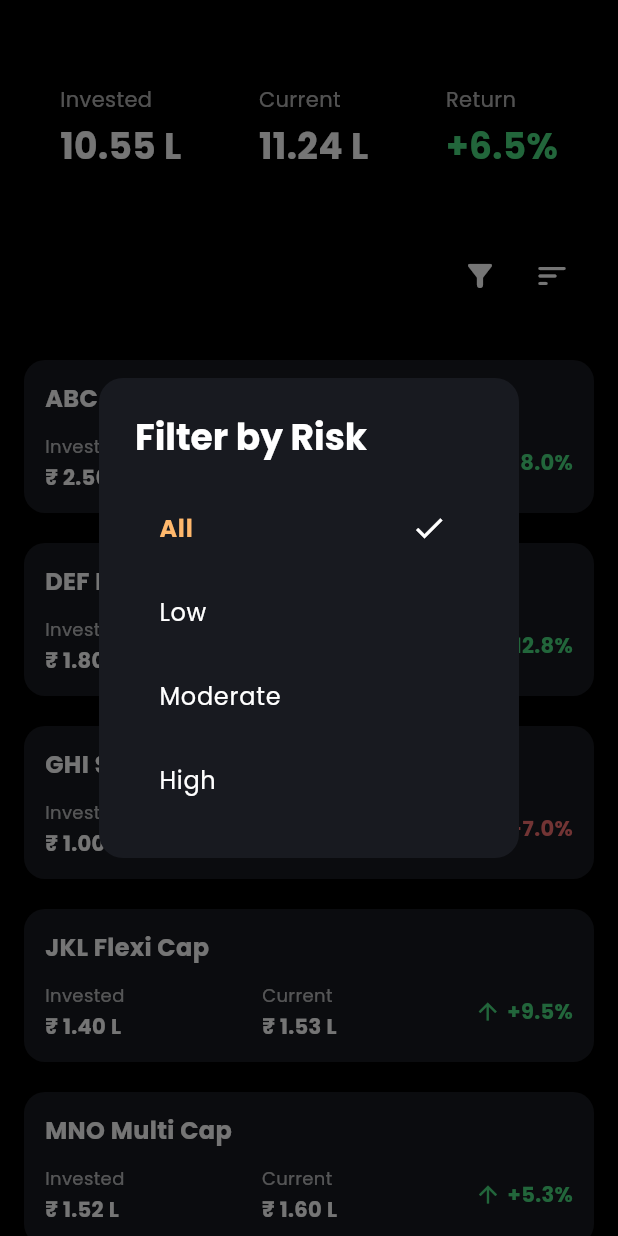
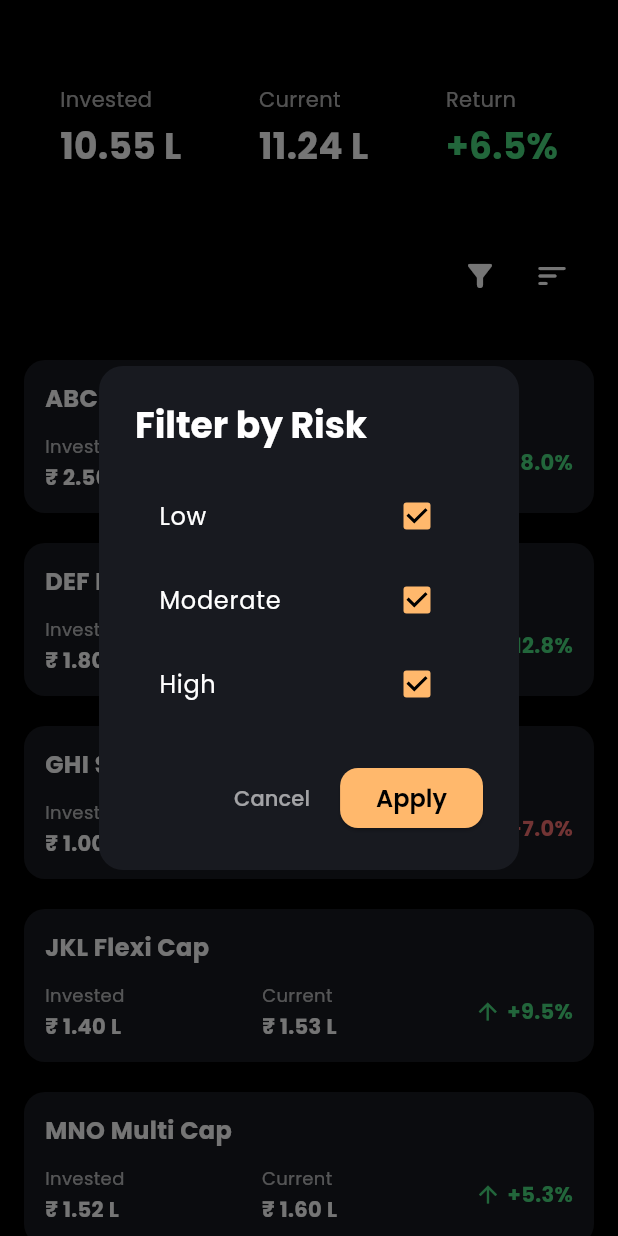
Before and after one commit to ImRMSarangi/epf, a Flutter app: the screen it shows after launch, after a tap on the "filter alt" icon, on a phone screen of 412 x 824 dp. Run offline on Flutter 3.47's test engine with Material 3 defaults, Android fonts, the light colour scheme and no system bars; our stand-ins replace google_fonts.

Commit message:
Added a clear all option to the sort and filter options

```diff
--- a/lib/screens/dashboard_screen.dart
+++ b/lib/screens/dashboard_screen.dart
@@ -20,20 +20,19 @@ class _DashboardScreenState extends State<DashboardScreen> {
   late DashboardData dashboardData;
   late List<Fund> displayedFunds;
 
-  String selectedRisk = 'All';
+  final List<String> riskOptions = ['Low', 'Moderate', 'High'];
+  final List<String> sortOptions = ['Return (High→Low)', 'Return (Low→High)', 'Name (A→Z)'];
+  List<String> selectedRisk = [];
   String selectedSort = 'Return (High→Low)';
-
-  // Filter and sort options
-  final riskOptions = ['All', 'Low', 'Moderate', 'High'];
-  final sortOptions = ['Return (High→Low)', 'Return (Low→High)', 'Name (A→Z)'];
 
   @override
   void initState() {
     super.initState();
+    // Select all risks by default
+    selectedRisk = List<String>.from(riskOptions);
     loadData();
   }
 
-  /// Fetch data on initialization
   Future<void> loadData() async {
     final data = await _fundService.fetchDashboardData();
     setState(() {
@@ -47,12 +46,12 @@ class _DashboardScreenState extends State<DashboardScreen> {
   void applyFiltersAndSort() {
     List<Fund> funds = List.from(dashboardData.funds);
 
-    // Filter by risk
-    if (selectedRisk != 'All') {
-      funds = funds.where((f) => f.risk.toLowerCase() == selectedRisk.toLowerCase()).toList();
+    // Multi-select filter by risk
+    if (selectedRisk.length != riskOptions.length) {
+      funds = funds.where((f) => selectedRisk.contains(f.risk)).toList();
     }
 
-    // Sort based on selected criteria
+    // Sorting logic
     if (selectedSort == 'Return (High→Low)') {
       funds.sort((a, b) => _parseReturn(b.returnRate).compareTo(_parseReturn(a.returnRate)));
     } else if (selectedSort == 'Return (Low→High)') {
@@ -70,48 +69,70 @@ class _DashboardScreenState extends State<DashboardScreen> {
     return double.tryParse(returnStr.replaceAll('+', '').replaceAll('%', '')) ?? 0.0;
   }
 
-  /// Build the filter/sort bar
-  Widget _buildFilterSortBar() {
-    return Padding(
-      padding: const EdgeInsets.symmetric(horizontal: 4, vertical: 6),
-      child: Row(
-        mainAxisAlignment: MainAxisAlignment.end,
-        children: [
-          Tooltip(
-            message: 'Filter by Risk',
-            child: IconButton(
-              icon: const Icon(Icons.filter_alt_rounded, color: Colors.white),
-              onPressed: () => _showSelectionDialog(
-                title: 'Filter by Risk',
-                options: riskOptions,
-                currentValue: selectedRisk,
-                onSelected: (val) {
-                  setState(() { selectedRisk = val; });
-                  applyFiltersAndSort();
-                },
+  /// Show multi-select dialog for filtering risk, using StatefulBuilder for correct selection
+  void _showMultiSelectDialog() {
+    List<String> tempSelectedRisks = List<String>.from(selectedRisk);
+
+    showDialog(
+      context: context,
+      builder: (context) {
+        return StatefulBuilder(
+          builder: (context, setStateDialog) {
+            return AlertDialog(
+              backgroundColor: AppTheme.cardGrey,
+              shape: RoundedRectangleBorder(borderRadius: BorderRadius.circular(16)),
+              title: const Text('Filter by Risk', style: TextStyle(color: Colors.white, fontWeight: FontWeight.bold)),
+              content: SingleChildScrollView(
+                child: Column(
+                  mainAxisSize: MainAxisSize.min,
+                  children: riskOptions.map((risk) {
+                    final isSelected = tempSelectedRisks.contains(risk);
+                    return CheckboxListTile(
+                      title: Text(risk, style: const TextStyle(color: Colors.white)),
+                      value: isSelected,
+                      activeColor: AppTheme.accentOrange,
+                      checkColor: Colors.black,
+                      onChanged: (checked) {
+                        setStateDialog(() {
+                          if (checked == true) {
+                            tempSelectedRisks.add(risk);
+                          } else {
+                            tempSelectedRisks.remove(risk);
+                          }
+                        });
+                      },
+                    );
+                  }).toList(),
+                ),
               ),
-            ),
-          ),
-          Tooltip(
-            message: 'Sort',
-            child: IconButton(
-              icon: const Icon(Icons.sort_rounded, color: Colors.white),
-              onPressed: () => _showSelectionDialog(
-                title: 'Sort by',
-                options: sortOptions,
-                currentValue: selectedSort,
-                onSelected: (val) {
-                  setState(() { selectedSort = val; });
-                  applyFiltersAndSort();
-                },
-              ),
-            ),
-          ),
-        ],
-      ),
+              actions: [
+                TextButton(
+                  child: const Text('Cancel', style: TextStyle(color: Colors.white60)),
+                  onPressed: () => Navigator.of(context).pop(),
+                ),
+                ElevatedButton(
+                  style: ElevatedButton.styleFrom(
+                      backgroundColor: AppTheme.accentOrange, foregroundColor: Colors.black),
+                  child: const Text('Apply'),
+                  onPressed: () {
+                    setState(() {
+                      selectedRisk = tempSelectedRisks.isEmpty
+                          ? List<String>.from(riskOptions)
+                          : List<String>.from(tempSelectedRisks);
+                    });
+                    applyFiltersAndSort();
+                    Navigator.of(context).pop();
+                  },
+                ),
+              ],
+            );
+          },
+        );
+      },
     );
   }
 
+  /// Show sort dialog
   void _showSelectionDialog({
     required String title,
     required List<String> options,
@@ -141,7 +162,10 @@ class _DashboardScreenState extends State<DashboardScreen> {
                   trailing: isSelected ? const Icon(Icons.check, color: Colors.white) : null,
                   onTap: () {
                     Navigator.pop(context);
-                    onSelected(opt);
+                    setState(() {
+                      selectedSort = opt;
+                    });
+                    applyFiltersAndSort();
                   },
                 );
               }).toList(),
@@ -152,10 +176,66 @@ class _DashboardScreenState extends State<DashboardScreen> {
     );
   }
 
+  /// Animated, modern filter/sort bar with reset
+  Widget _buildFilterSortBar() {
+    bool filtersActive =
+        selectedRisk.length != riskOptions.length || selectedSort != 'Return (High→Low)';
+    return Padding(
+      padding: const EdgeInsets.symmetric(horizontal: 4, vertical: 6),
+      child: Row(
+        mainAxisAlignment: MainAxisAlignment.end,
+        children: [
+          Tooltip(
+            message: 'Filter by Risk',
+            child: IconButton(
+              icon: const Icon(Icons.filter_alt_rounded, color: Colors.white),
+              onPressed: () => _showMultiSelectDialog(),
+            ),
+          ),
+          Tooltip(
+            message: 'Sort',
+            child: IconButton(
+              icon: const Icon(Icons.sort_rounded, color: Colors.white),
+              onPressed: () => _showSelectionDialog(
+                title: 'Sort by',
+                options: sortOptions,
+                currentValue: selectedSort,
+                onSelected: (val) {
+                  setState(() {
+                    selectedSort = val;
+                  });
+                  applyFiltersAndSort();
+                },
+              ),
+            ),
+          ),
+          AnimatedSwitcher(
+            duration: const Duration(milliseconds: 200),
+            transitionBuilder: (child, anim) => ScaleTransition(scale: anim, child: child),
+            child: filtersActive
+                ? IconButton(
+              key: const ValueKey('clear'),
+              icon: const Icon(Icons.highlight_off_rounded, color: Colors.white70, size: 22),
+              tooltip: 'Clear Filters & Sort',
+              onPressed: () {
+                setState(() {
+                  selectedRisk = List<String>.from(riskOptions); // Reset filters
+                  selectedSort = 'Return (High→Low)';           // Reset sort
+                });
+                applyFiltersAndSort();
+              },
+            )
+                : const SizedBox(width: 0),
+          ),
+        ],
+      ),
+    );
+  }
+
   @override
   Widget build(BuildContext context) {
     return Scaffold(
-      backgroundColor: AppTheme.backgroundBlack, // Pitch black background
+      backgroundColor: AppTheme.backgroundBlack,
       body: Container(
         width: double.infinity,
         height: double.infinity,
```
